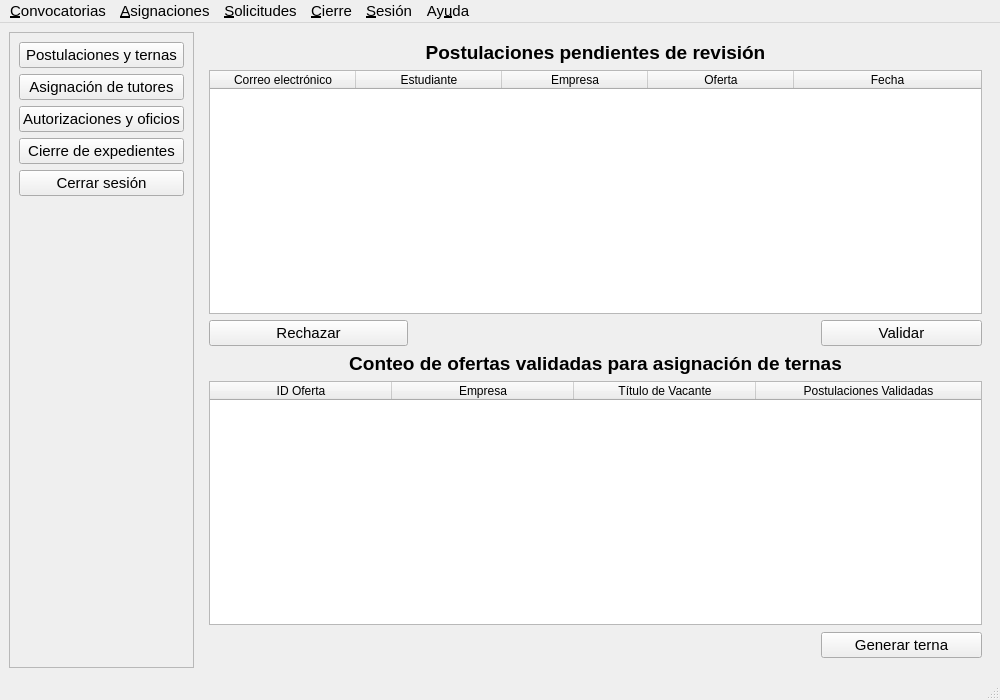
Old version of the form src/views/ui/main_window_coordinador.ui in the repository LeonardoByte/ucuenca-practicas-preprofesionales-py.
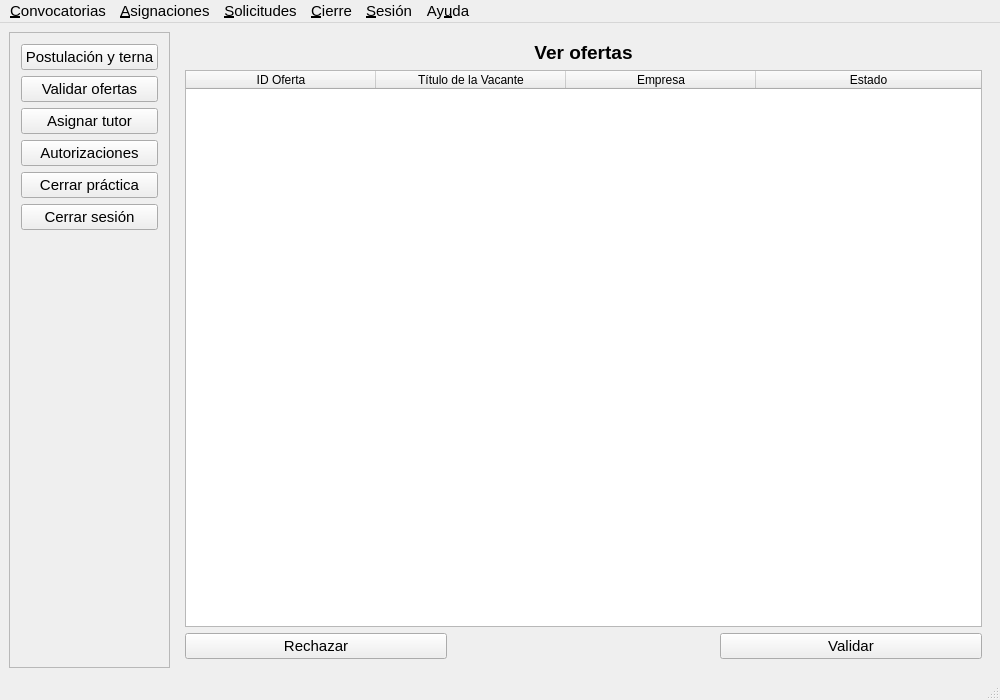
New version of the form. The open tabs and pages were chosen to show the change.

```diff
--- a/src/views/ui/main_window_coordinador.ui
+++ b/src/views/ui/main_window_coordinador.ui
@@ -21,6 +21,9 @@
   <property name="windowTitle">
    <string>Panel del Coordinador de Prácticas - Sistema de Prácticas</string>
   </property>
+  <property name="layoutDirection">
+   <enum>Qt::LeftToRight</enum>
+  </property>
   <widget class="QWidget" name="centralwidget">
    <layout class="QHBoxLayout" name="horizontalLayout">
     <item>
@@ -32,31 +35,50 @@
        <enum>QFrame::Raised</enum>
       </property>
       <layout class="QVBoxLayout" name="verticalLayout">
+       <property name="leftMargin">
+        <number>11</number>
+       </property>
+       <property name="topMargin">
+        <number>11</number>
+       </property>
+       <property name="rightMargin">
+        <number>11</number>
+       </property>
+       <property name="bottomMargin">
+        <number>11</number>
+       </property>
        <item>
         <widget class="QPushButton" name="btnNavPostulaciones">
          <property name="text">
-          <string>Postulaciones y ternas</string>
+          <string>Postulación y terna</string>
+         </property>
+        </widget>
+       </item>
+       <item>
+        <widget class="QPushButton" name="btnNavOferas">
+         <property name="text">
+          <string>Validar ofertas</string>
          </property>
         </widget>
        </item>
        <item>
         <widget class="QPushButton" name="btnNavAsignaciones">
          <property name="text">
-          <string>Asignación de tutores</string>
+          <string>Asignar tutor</string>
          </property>
         </widget>
        </item>
        <item>
         <widget class="QPushButton" name="btnNavSolicitudes">
          <property name="text">
-          <string>Autorizaciones y oficios</string>
+          <string>Autorizaciones</string>
          </property>
         </widget>
        </item>
        <item>
         <widget class="QPushButton" name="btnNavCierre">
          <property name="text">
-          <string>Cierre de expedientes</string>
+          <string>Cerrar práctica</string>
          </property>
         </widget>
        </item>
@@ -138,7 +160,7 @@
         <item row="5" column="3">
          <widget class="QPushButton" name="btnEnviarTerna">
           <property name="text">
-           <string>Generar terna</string>
+           <string>Enviar Postulación</string>
           </property>
          </widget>
         </item>
@@ -258,6 +280,81 @@
         </item>
        </layout>
       </widget>
+      <widget class="QWidget" name="page_5">
+       <layout class="QGridLayout" name="gridLayout_5">
+        <item row="1" column="0" colspan="3">
+         <widget class="QTableWidget" name="tblOfertas">
+          <property name="editTriggers">
+           <set>QAbstractItemView::NoEditTriggers</set>
+          </property>
+          <property name="selectionMode">
+           <enum>QAbstractItemView::SingleSelection</enum>
+          </property>
+          <property name="selectionBehavior">
+           <enum>QAbstractItemView::SelectRows</enum>
+          </property>
+          <attribute name="horizontalHeaderDefaultSectionSize">
+           <number>190</number>
+          </attribute>
+          <attribute name="horizontalHeaderStretchLastSection">
+           <bool>true</bool>
+          </attribute>
+          <column>
+           <property name="text">
+            <string>ID Oferta</string>
+           </property>
+          </column>
+          <column>
+           <property name="text">
+            <string>Título de la Vacante</string>
+           </property>
+          </column>
+          <column>
+           <property name="text">
+            <string>Empresa</string>
+           </property>
+          </column>
+          <column>
+           <property name="text">
+            <string>Estado</string>
+           </property>
+          </column>
+         </widget>
+        </item>
+        <item row="2" column="0">
+         <widget class="QPushButton" name="btnRechazarOferta">
+          <property name="text">
+           <string>Rechazar</string>
+          </property>
+         </widget>
+        </item>
+        <item row="2" column="2">
+         <widget class="QPushButton" name="btnAceptarOferta">
+          <property name="text">
+           <string>Validar</string>
+          </property>
+         </widget>
+        </item>
+        <item row="0" column="0" colspan="3">
+         <widget class="QLabel" name="label_8">
+          <property name="font">
+           <font>
+            <family>Segoe UI</family>
+            <pointsize>14</pointsize>
+            <weight>75</weight>
+            <bold>true</bold>
+           </font>
+          </property>
+          <property name="text">
+           <string>Ver ofertas</string>
+          </property>
+          <property name="alignment">
+           <set>Qt::AlignCenter</set>
+          </property>
+         </widget>
+        </item>
+       </layout>
+      </widget>
       <widget class="QWidget" name="page_2">
        <layout class="QGridLayout" name="gridLayout_4">
         <item row="4" column="1">
```
Left out of the diff: 76 changed lines with no effect on the pictures.
